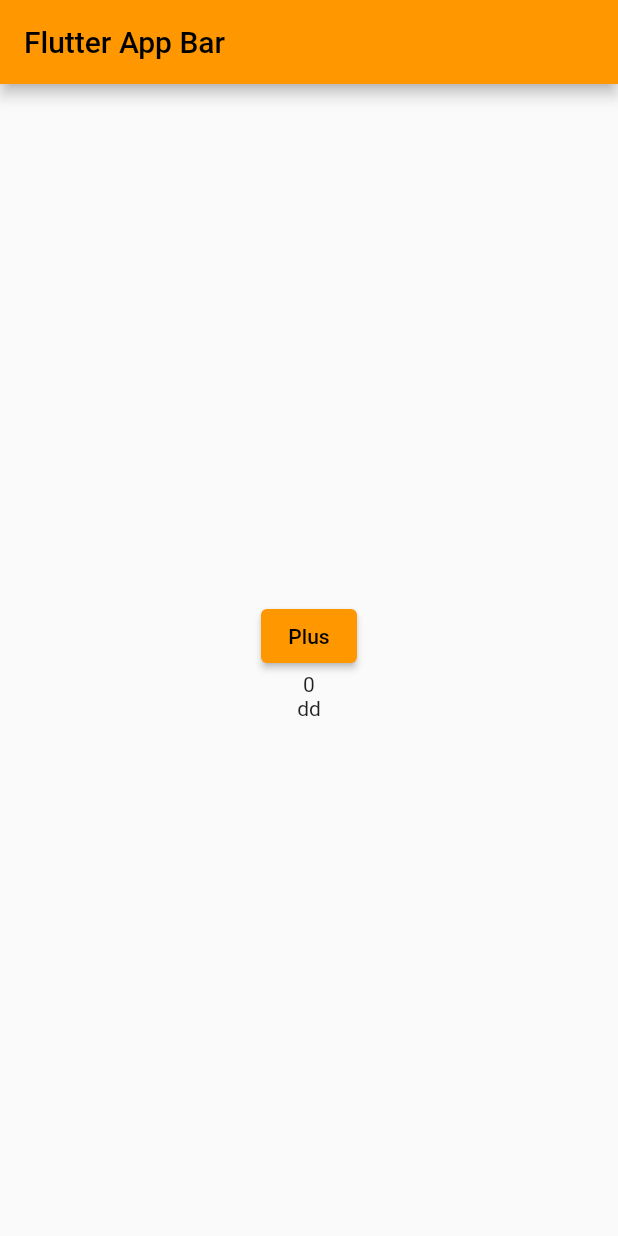
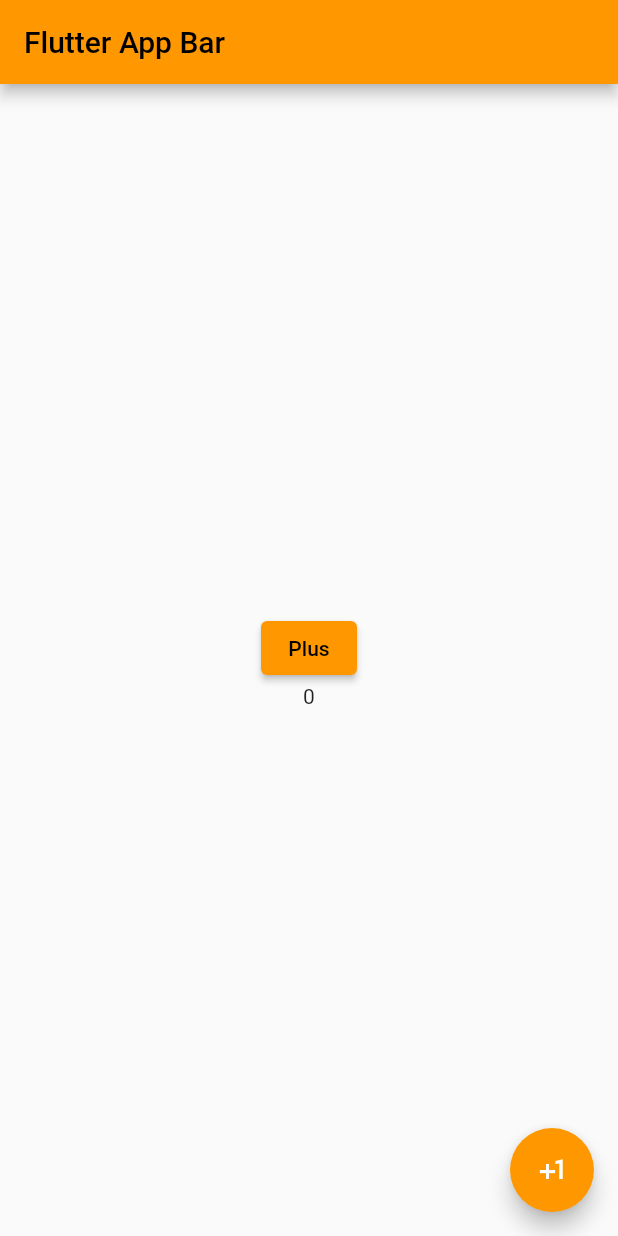
Before and after one commit to kwakdeung/dev_flutter, a Flutter app: the screen it shows after launch, on a phone screen of 412 x 824 dp. Run offline on Flutter 3.47's test engine with Material 2 defaults, Android fonts, the light colour scheme and no system bars.

Commit message:
ch01_11_floatingactionbutton

```diff
--- a/drawing_app_widget/flutter_application_1/lib/pages/my_home_page.dart
+++ b/drawing_app_widget/flutter_application_1/lib/pages/my_home_page.dart
@@ -1,5 +1,5 @@
-// ch01_10_stateful_widget
-// 정적인 화면 말고 동적인 화면 그리기
+// ch01_11_floatingactionbutton
+// 플로팅 버튼 작성
 
 import 'package:flutter/material.dart';
 
@@ -21,6 +21,17 @@
       appBar: AppBar(
         title: const Text('Flutter App Bar'),
       ),
+      floatingActionButton: FloatingActionButton(
+        onPressed: () {
+          setState(() {
+            count++;
+          });
+        },
+        child: const Icon(
+          Icons.plus_one,
+          color: Colors.white,
+        ),
+      ),
       body: Column(
         mainAxisAlignment: MainAxisAlignment.center,
         crossAxisAlignment: CrossAxisAlignment.center,
@@ -37,23 +48,8 @@
           Center(
             child: Text('$count'),
           ),
-          Junyeong(),
         ],
       ),
     );
   }
 }
-
-class Junyeong extends StatefulWidget {
-  const Junyeong({super.key});
-
-  @override
-  State<Junyeong> createState() => _JunyeongState();
-}
-
-class _JunyeongState extends State<Junyeong> {
-  @override
-  Widget build(BuildContext context) {
-    return Text('dd');
-  }
-}
```
